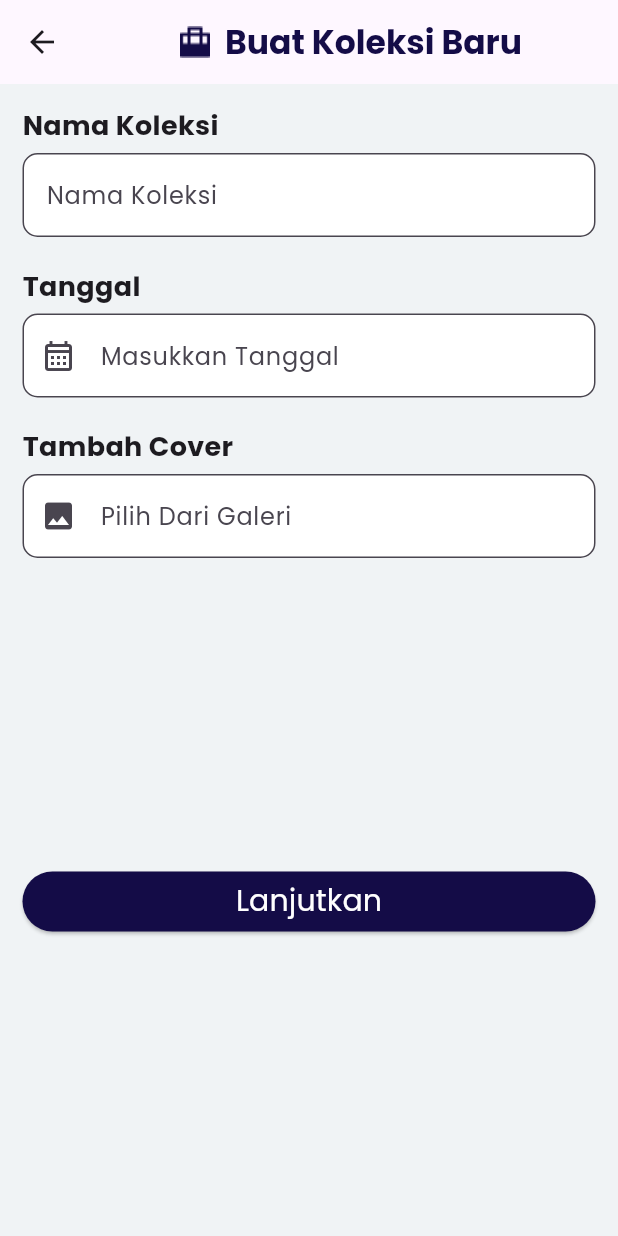
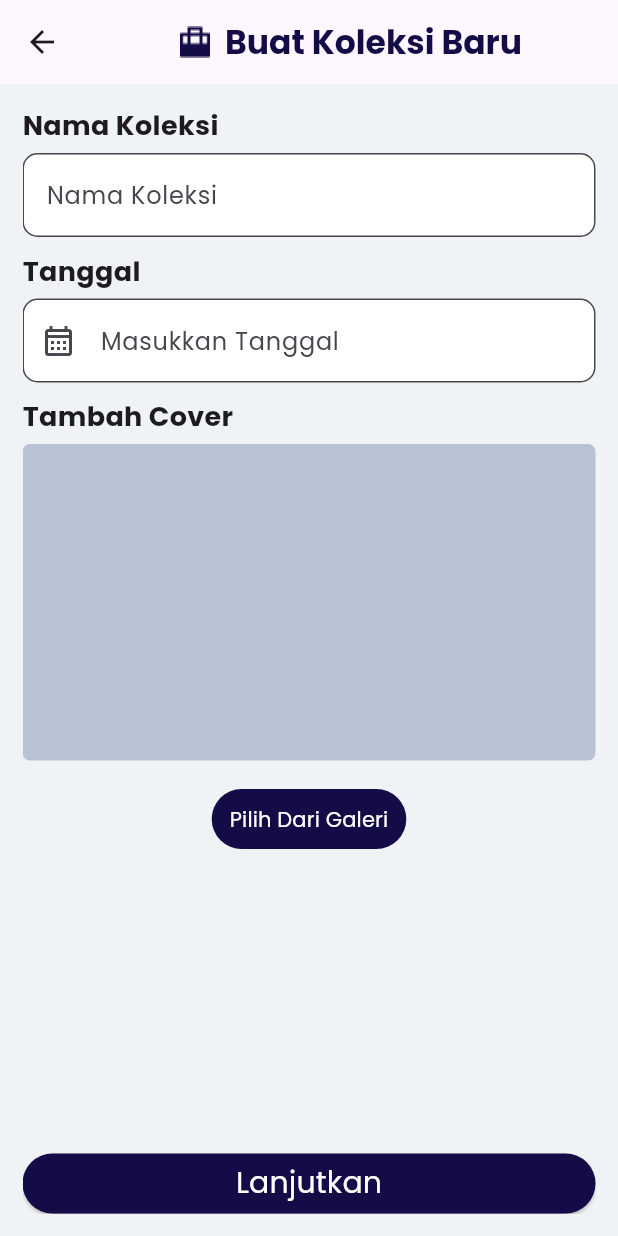
Before and after one commit to Dams168/Wtravel, a Flutter app: the BuatKoleksiBaru screen opened directly, on a phone screen of 412 x 824 dp. Run offline on Flutter 3.47's test engine with Material 3 defaults, Android fonts, the phone set to English and light mode, and no system bars; our stand-ins replace animated_splash_screen, flutter_svg, image_picker.

Commit message:
fix: koleksi and article model

```diff
--- a/wtravel_app/lib/models/article_model.dart
+++ b/wtravel_app/lib/models/article_model.dart
@@ -104,7 +104,7 @@ var articleList = [
         'Dengan keunikan sejarah dan pesona alamnya, Gunung Padang adalah destinasi yang unik dan memikat untuk dikunjungi.',
     imageAsset: 'assets/images/gunungpadang.jpeg',
     imageUrls: [
-      'https://akcdn.detik.net.id/community/media/visual/2023/10/31/gunung-padang-2_169.jpeg?w=700&q=90',
+      'https://dynamic-media-cdn.tripadvisor.com/media/photo-o/05/07/fe/e0/king-s-resting-stones.jpg?w=1200&h=-1&s=1',
     ],
   ),
 ];
--- a/wtravel_app/lib/screens/koleksi_baru_screen.dart
+++ b/wtravel_app/lib/screens/koleksi_baru_screen.dart
@@ -1,4 +1,5 @@
 import 'dart:io';
+
 import 'package:flutter/material.dart';
 import 'package:image_picker/image_picker.dart';
 
@@ -15,6 +16,7 @@ class _MyWidgetState extends State<BuatKoleksiBaru> {
   Future getImage() async {
     final ImagePicker picker = ImagePicker();
 
+    // Pick an image.
     final XFile? imagePicked =
         await picker.pickImage(source: ImageSource.gallery);
     image = File(imagePicked!.path);
@@ -46,44 +48,25 @@ class _MyWidgetState extends State<BuatKoleksiBaru> {
           ],
         ),
       ),
-      body: Padding(
+      body: Container(
         padding: const EdgeInsets.all(15),
         child: ListView(
-          children: [
-            _buildTextField('Nama Koleksi', 'Nama Koleksi'),
-            const SizedBox(height: 10),
-            _buildTextField(
-                'Tanggal', 'Masukkan Tanggal', Icons.calendar_month_outlined),
-            const SizedBox(height: 10),
-            _buildTextField('Tambah Cover', 'Pilih Dari Galeri', Icons.image),
-            const SizedBox(height: 195),
-            _buildButton('Lanjutkan', Colors.white, const Color(0xFF140C47)),
-          ],
-        ),
-      ),
-    );
-  }
-
-  Widget _buildTextField(String label, String hint, [IconData? prefixIcon]) {
-    return Column(
           children: [
             Row(
               children: [
                 Container(
                   margin: const EdgeInsets.only(bottom: 5),
-              child: Text(
-                label,
-                style:
-                    const TextStyle(fontWeight: FontWeight.bold, fontSize: 18),
+                  child: const Text(
+                    'Nama Koleksi',
+                    style: TextStyle(fontWeight: FontWeight.bold, fontSize: 18),
                   ),
-            ),
+                )
               ],
             ),
             TextFormField(
-          decoration: InputDecoration(
-            labelText: hint,
-            prefixIcon: prefixIcon != null ? Icon(prefixIcon) : null,
-            border: const OutlineInputBorder(
+              decoration: const InputDecoration(
+                labelText: 'Nama Koleksi',
+                border: OutlineInputBorder(
                   borderRadius: BorderRadius.all(Radius.circular(10)),
                   borderSide: BorderSide(color: Colors.white, width: 1),
                 ),
@@ -91,30 +74,105 @@ class _MyWidgetState extends State<BuatKoleksiBaru> {
                 fillColor: Colors.white,
               ),
             ),
-        const SizedBox(height: 10),
+            const SizedBox(
+              height: 10,
+            ),
+            Row(
+              children: [
+                Container(
+                  margin: const EdgeInsets.only(bottom: 5),
+                  child: const Text(
+                    'Tanggal',
+                    style: TextStyle(fontWeight: FontWeight.bold, fontSize: 18),
+                  ),
+                )
               ],
-    );
-  }
-
-  Widget _buildButton(String label, Color textColor, Color buttonColor) {
-    return Row(
+            ),
+            TextFormField(
+              decoration: const InputDecoration(
+                labelText: 'Masukkan Tanggal',
+                prefixIcon: Icon(Icons.calendar_month_outlined),
+                border: OutlineInputBorder(
+                  borderRadius: BorderRadius.all(Radius.circular(10)),
+                  borderSide: BorderSide(color: Colors.white, width: 1),
+                ),
+                filled: true,
+                fillColor: Colors.white,
+              ),
+            ),
+            const SizedBox(
+              height: 10,
+            ),
+            Row(
+              children: [
+                Container(
+                  margin: const EdgeInsets.only(bottom: 5),
+                  child: const Text(
+                    'Tambah Cover',
+                    style: TextStyle(fontWeight: FontWeight.bold, fontSize: 18),
+                  ),
+                )
+              ],
+            ),
+            Column(
+              children: [
+                Container(
+                  width: MediaQuery.of(context).size.width,
+                  height: 211,
+                  decoration: BoxDecoration(
+                    borderRadius: BorderRadius.circular(5.0),
+                    color: const Color(0x50425884),
+                  ),
+                  child: image != null
+                      ? Container(
+                          height: 211,
+                          width: MediaQuery.of(context).size.width,
+                          decoration: BoxDecoration(
+                            borderRadius: BorderRadius.circular(5.0),
+                          ),
+                          child: Image.file(
+                            image!,
+                            fit: BoxFit.cover,
+                          ))
+                      : Container(),
+                ),
+                const SizedBox(height: 15),
+                TextButton(
+                  style: TextButton.styleFrom(
+                      backgroundColor: const Color(0xFF140C47)),
+                  onPressed: () async {
+                    await getImage();
+                  },
+                  child: const Text(
+                    'Pilih Dari Galeri',
+                    style: TextStyle(color: Colors.white),
+                  ),
+                ),
+              ],
+            ),
+            const SizedBox(height: 195),
+            Row(
               children: [
                 Expanded(
                   child: ElevatedButton(
                     onPressed: () {},
                     style: ElevatedButton.styleFrom(
-              backgroundColor: buttonColor,
+                      backgroundColor: const Color(0xFF140C47),
                       shape: RoundedRectangleBorder(
                         borderRadius: BorderRadius.circular(20),
                       ),
                     ),
-            child: Text(
-              label,
-              style: TextStyle(color: textColor, fontSize: 20),
+                    child: const Text(
+                      'Lanjutkan',
+                      style: TextStyle(color: Color(0xFFFFFFFF), fontSize: 20),
                     ),
                   ),
                 ),
               ],
+            )
+          ],
+        ),
+      ),
     );
   }
 }
--- a/wtravel_app/lib/widgets/social_media_card.dart
+++ b/wtravel_app/lib/widgets/social_media_card.dart
@@ -20,7 +20,7 @@ class SocialMediaCard extends StatelessWidget {
             EdgeInsets.symmetric(horizontal: getProportionateScreenWidth(5)),
         padding: EdgeInsets.all(getProportionateScreenWidth(5)),
         height: getProportionateScreenHeight(60),
-        width: getProportionateScreenWidth(100),
+        width: getProportionateScreenWidth(120),
         decoration: const BoxDecoration(
           color: Color(0xFFF5F6F9),
         ),
@@ -28,7 +28,7 @@ class SocialMediaCard extends StatelessWidget {
           mainAxisAlignment: MainAxisAlignment.center,
           children: [
             SvgPicture.asset(
-              icon, // You can adjust the width as needed
+              icon,
             ),
             const SizedBox(width: 8),
             Text(
```
Lines whose indentation alone changed are shown as unchanged.
